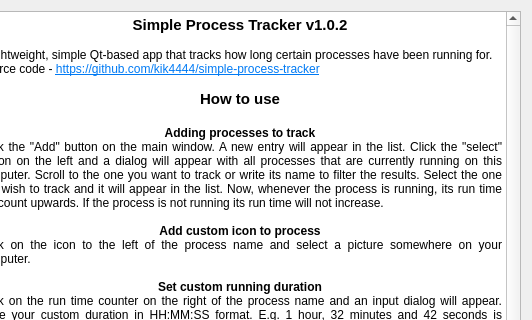
Before: the Qt Designer form ui/about/about.ui in kik4444/simple-process-tracker, drawn with Qt 5; both pictures show x 124 to 656 and y 0 to 320 of the 656 by 615 pixel window.
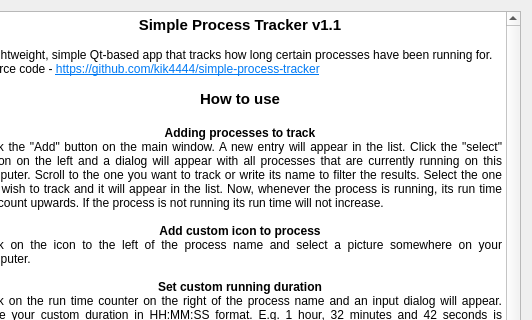
After: the same form once the commit is applied. Icons and pictures are not drawn.

Commit message: Incremented version number to 1.1

Diff of the .ui file:
```diff
--- a/ui/about/about.ui
+++ b/ui/about/about.ui
@@ -88,7 +88,7 @@
 &lt;html&gt;&lt;head&gt;&lt;meta name=&quot;qrichtext&quot; content=&quot;1&quot; /&gt;&lt;style type=&quot;text/css&quot;&gt;
 p, li { white-space: pre-wrap; }
 &lt;/style&gt;&lt;/head&gt;&lt;body style=&quot; font-family:'Noto Sans'; font-size:9pt; font-weight:400; font-style:normal;&quot;&gt;
-&lt;p align=&quot;center&quot; style=&quot; margin-top:0px; margin-bottom:0px; margin-left:0px; margin-right:0px; -qt-block-indent:0; text-indent:0px;&quot;&gt;&lt;span style=&quot; font-size:11pt; font-weight:600;&quot;&gt;Simple Process Tracker v1.0.2&lt;/span&gt;&lt;/p&gt;
+&lt;p align=&quot;center&quot; style=&quot; margin-top:0px; margin-bottom:0px; margin-left:0px; margin-right:0px; -qt-block-indent:0; text-indent:0px;&quot;&gt;&lt;span style=&quot; font-size:11pt; font-weight:600;&quot;&gt;Simple Process Tracker v1.1&lt;/span&gt;&lt;/p&gt;
 &lt;p align=&quot;center&quot; style=&quot;-qt-paragraph-type:empty; margin-top:0px; margin-bottom:0px; margin-left:0px; margin-right:0px; -qt-block-indent:0; text-indent:0px; font-weight:600;&quot;&gt;&lt;br /&gt;&lt;/p&gt;
 &lt;p align=&quot;justify&quot; style=&quot; margin-top:0px; margin-bottom:0px; margin-left:0px; margin-right:0px; -qt-block-indent:0; text-indent:0px;&quot;&gt;A lightweight, simple Qt-based app that tracks how long certain processes have been running for.&lt;/p&gt;
 &lt;p align=&quot;justify&quot; style=&quot; margin-top:0px; margin-bottom:0px; margin-left:0px; margin-right:0px; -qt-block-indent:0; text-indent:0px;&quot;&gt;Source code - &lt;a href=&quot;https://github.com/kik4444/simple-process-tracker&quot;&gt;&lt;span style=&quot; text-decoration: underline; color:#007af4;&quot;&gt;https://github.com/kik4444/simple-process-tracker&lt;/span&gt;&lt;/a&gt;&lt;/p&gt;
```
The commit also changes 2 other files.
